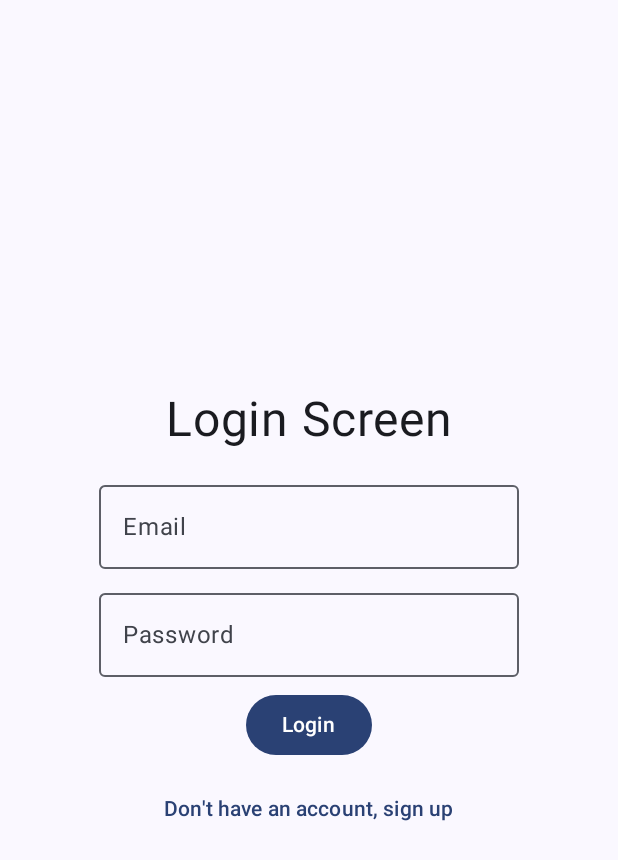
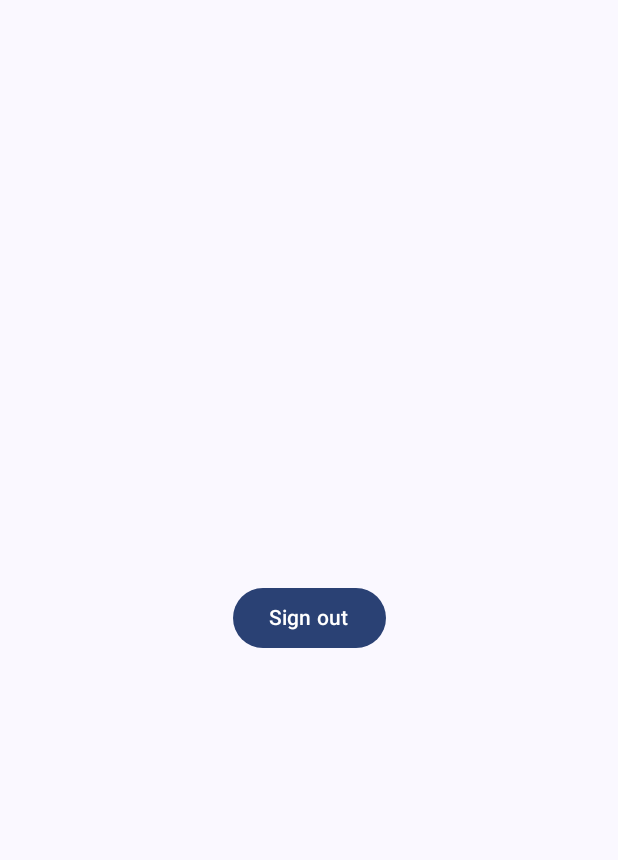
Before and after one commit to Hosea2003/firebase-service, an Android app built with Jetpack Compose: the LoginScreen screen opened through its navigation route, on a phone screen of 412 x 824 dp. Shown: the top 860 px of the screen. Run offline under Robolectric (Android 15) with nearby library versions, the phone set to English and light mode, and no system bars; our stand-ins replace Firebase (no records; nobody signed in at launch, a user with empty details on screens opened directly), livedata-compose.

Commit message:
implement signOut and redirection

```diff
--- a/app/src/main/java/com/rindra/firebaseservice/screen/HomeScreen.kt
+++ b/app/src/main/java/com/rindra/firebaseservice/screen/HomeScreen.kt
@@ -1,6 +1,11 @@
 package com.rindra.firebaseservice.screen
 
+import androidx.compose.foundation.layout.Arrangement
+import androidx.compose.foundation.layout.Column
+import androidx.compose.material3.Button
+import androidx.compose.material3.Text
 import androidx.compose.runtime.Composable
+import androidx.compose.ui.Alignment
 import androidx.compose.ui.Modifier
 import androidx.navigation.NavController
 import com.rindra.firebaseservice.viewmodel.AuthViewModel
@@ -15,5 +20,18 @@ fun HomeScreen(
     navController: NavController,
     authViewModel: AuthViewModel
 ) {
-
+    Column(
+        verticalArrangement = Arrangement.Center,
+        horizontalAlignment = Alignment.CenterHorizontally,
+        modifier = modifier
+    ) {
+        Button(
+            onClick = {
+                authViewModel.signOut()
+                navController.navigate(LoginScreenRoute)
+            }
+        ) {
+            Text(text = "Sign out")
+        }
+    }
 }
--- a/app/src/main/java/com/rindra/firebaseservice/screen/LoginScreen.kt
+++ b/app/src/main/java/com/rindra/firebaseservice/screen/LoginScreen.kt
@@ -9,6 +9,7 @@ import androidx.compose.material3.OutlinedTextField
 import androidx.compose.material3.Text
 import androidx.compose.material3.TextButton
 import androidx.compose.runtime.Composable
+import androidx.compose.runtime.LaunchedEffect
 import androidx.compose.runtime.getValue
 import androidx.compose.runtime.livedata.observeAsState
 import androidx.compose.runtime.mutableStateOf
@@ -42,6 +43,13 @@ fun LoginScreen(
     }
 
     val authState = authViewModel.authState.observeAsState()
+
+    LaunchedEffect(authState.value) {
+        when(authState.value){
+            is AuthState.Authenticated -> navController.navigate(HomeScreenRoute)
+            else -> Unit
+        }
+    }
 
     Column(
         modifier = modifier,
--- a/app/src/main/java/com/rindra/firebaseservice/viewmodel/AuthViewModel.kt
+++ b/app/src/main/java/com/rindra/firebaseservice/viewmodel/AuthViewModel.kt
@@ -59,6 +59,11 @@ class AuthViewModel: ViewModel() {
             }
     }
 
+    fun signOut(){
+        auth.signOut()
+        _authState.postValue(AuthState.Unauthenticated)
+    }
+
 }
 
 sealed class AuthState{
```
